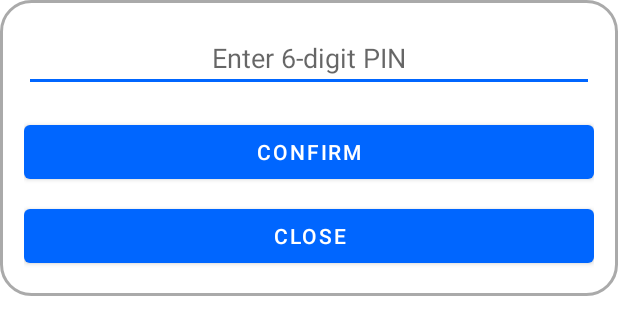
After one commit to Yyangyy2/ElderLink, an Android app built with Jetpack Compose: the layout activity_login_elder_pin.xml on its own in the app's theme, with its tools: preview values and no code run, on a phone screen of 412 x 824 dp. The commit adds this screen. Shown: the top 335 px of the screen. Run offline under Robolectric (Android 15) with nearby library versions, the phone set to English and light mode, and no system bars.

Commit message:
(Doing for elderly login) Added PIN passcode after select person_item_loginelder [issue: hardcode PIN, need to decode the hashed from database]

```diff
--- /dev/null
+++ b/app/src/main/res/layout/activity_login_elder_pin.xml
@@ -0,0 +1,31 @@
+<?xml version="1.0" encoding="utf-8"?>
+<LinearLayout xmlns:android="http://schemas.android.com/apk/res/android"
+    android:layout_width="match_parent"
+    android:layout_height="wrap_content"
+    android:orientation="vertical"
+    android:padding="16dp"
+    android:background="@drawable/popup_background">
+
+    <EditText
+        android:id="@+id/pinEditText"
+        android:layout_width="match_parent"
+        android:layout_height="wrap_content"
+        android:hint="Enter 6-digit PIN"
+        android:inputType="numberPassword"
+        android:maxLength="6"
+        android:gravity="center"
+        android:layout_marginBottom="16dp"/>
+
+    <Button
+        android:id="@+id/confirmPinButton"
+        android:layout_width="match_parent"
+        android:layout_height="wrap_content"
+        android:text="Confirm"/>
+
+    <Button
+        android:id="@+id/closePopupButton"
+        android:layout_width="match_parent"
+        android:layout_height="wrap_content"
+        android:text="Close"
+        android:layout_marginTop="8dp"/>
+</LinearLayout>
--- a/app/src/main/res/layout/person_item_loginelder.xml
+++ b/app/src/main/res/layout/person_item_loginelder.xml
@@ -2,7 +2,10 @@
     android:layout_width="match_parent"
     android:layout_height="wrap_content"
     android:orientation="horizontal"
-    android:padding="10dp">
+    android:padding="10dp"
+    android:clickable="true"
+    android:focusable="true"
+    android:background="?android:attr/selectableItemBackground">
 
     <ImageView
         android:id="@+id/personImage"
```
Also changed, not shown: app/src/main/java/com/example/elderlink/PersonAdapter.java (+37 -0 lines), app/src/main/res/layout/activity_login_elder_people_item_list.xml (+7 -5 lines).
